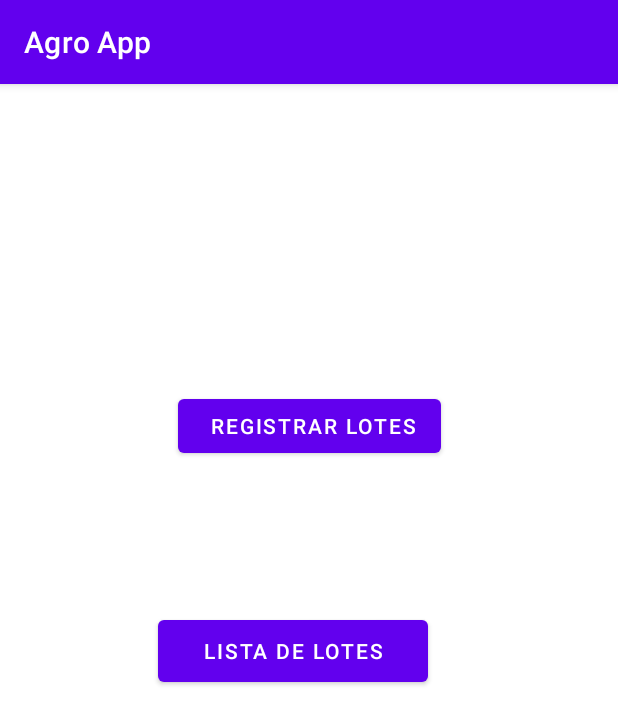
After one commit to MoiRouhs/movil-developt-unad, an Android app: the Activity_ingreso_lotes screen opened directly, with no data from a screen before it, on a phone screen of 412 x 824 dp. The commit adds this screen. Shown: the top 724 px of the screen. Run offline under Robolectric (Android 15) with nearby library versions, the phone set to English and light mode, and no system bars.

Commit message:
se añade actitivy ingreso lote

```diff
--- a/app/src/main/AndroidManifest.xml
+++ b/app/src/main/AndroidManifest.xml
@@ -17,6 +17,9 @@
         android:supportsRtl="true"
         android:theme="@style/Theme.WebF1Movil1704"
         tools:targetApi="31">
+        <activity
+            android:name=".Activity_ingreso_lotes"
+            android:exported="false" />
         <activity
             android:name=".RegistrarLoteActivity"
             android:exported="false" />
--- /dev/null
+++ b/app/src/main/java/com/example/webf1movil1704/Activity_ingreso_lotes.java
@@ -0,0 +1,24 @@
+package com.example.webf1movil1704;
+
+import android.os.Bundle;
+
+import androidx.activity.EdgeToEdge;
+import androidx.appcompat.app.AppCompatActivity;
+import androidx.core.graphics.Insets;
+import androidx.core.view.ViewCompat;
+import androidx.core.view.WindowInsetsCompat;
+
+public class Activity_ingreso_lotes extends AppCompatActivity {
+
+    @Override
+    protected void onCreate(Bundle savedInstanceState) {
+        super.onCreate(savedInstanceState);
+        EdgeToEdge.enable(this);
+        setContentView(R.layout.activity_ingreso_lotes);
+        ViewCompat.setOnApplyWindowInsetsListener(findViewById(R.id.main), (v, insets) -> {
+            Insets systemBars = insets.getInsets(WindowInsetsCompat.Type.systemBars());
+            v.setPadding(systemBars.left, systemBars.top, systemBars.right, systemBars.bottom);
+            return insets;
+        });
+    }
+}
--- a/app/src/main/res/layout/activity_actividad2.xml
+++ b/app/src/main/res/layout/activity_actividad2.xml
@@ -13,7 +13,7 @@
         android:layout_height="wrap_content"
         android:layout_marginStart="8dp"
         android:layout_marginEnd="8dp"
-        android:onClick="goToRegistrarLote"
+        android:onClick="goToActivity_ingreso_lotes"
         android:text="MAESTRO DE LOTES"
         app:layout_constraintBottom_toBottomOf="parent"
         app:layout_constraintEnd_toEndOf="parent"
--- /dev/null
+++ b/app/src/main/res/layout/activity_ingreso_lotes.xml
@@ -0,0 +1,38 @@
+<?xml version="1.0" encoding="utf-8"?>
+<androidx.constraintlayout.widget.ConstraintLayout xmlns:android="http://schemas.android.com/apk/res/android"
+    xmlns:app="http://schemas.android.com/apk/res-auto"
+    xmlns:tools="http://schemas.android.com/tools"
+    android:id="@+id/main"
+    android:layout_width="match_parent"
+    android:layout_height="match_parent"
+    tools:context=".Activity_ingreso_lotes">
+
+    <Button
+        android:id="@+id/button10"
+        android:layout_width="175dp"
+        android:layout_height="48dp"
+        android:layout_marginStart="118dp"
+        android:layout_marginTop="185dp"
+        android:layout_marginEnd="118dp"
+        android:layout_marginBottom="498dp"
+        android:onClick="RegistrarLote"
+        android:text=" registrar lotes"
+        app:layout_constraintBottom_toBottomOf="parent"
+        app:layout_constraintEnd_toEndOf="parent"
+        app:layout_constraintStart_toStartOf="parent"
+        app:layout_constraintTop_toTopOf="parent" />
+
+    <Button
+        android:id="@+id/button11"
+        android:layout_width="180dp"
+        android:layout_height="53dp"
+        android:layout_marginStart="118dp"
+        android:layout_marginTop="93dp"
+        android:layout_marginEnd="140dp"
+        android:layout_marginBottom="357dp"
+        android:text="lista de lotes"
+        app:layout_constraintBottom_toBottomOf="parent"
+        app:layout_constraintEnd_toEndOf="parent"
+        app:layout_constraintStart_toStartOf="parent"
+        app:layout_constraintTop_toBottomOf="@+id/button10" />
+</androidx.constraintlayout.widget.ConstraintLayout>
```
